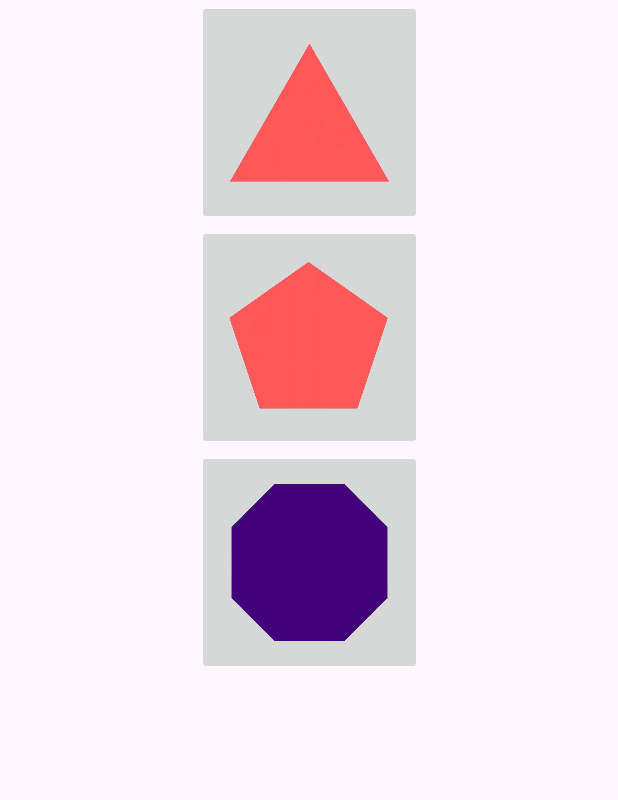
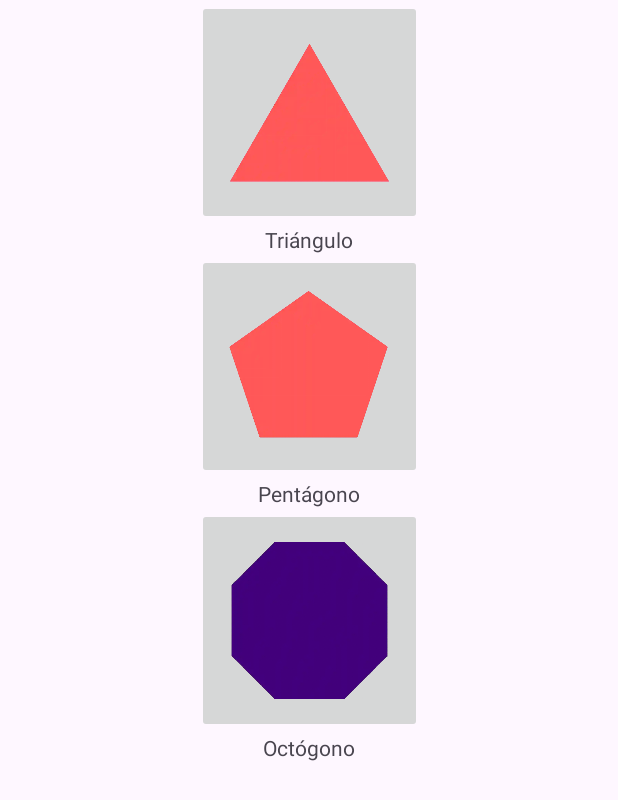
Before and after one commit to oscarmrm-labs/Android-Sprint2, an Android app: the screen it shows after launch (MainActivity), on a phone screen of 412 x 824 dp. Shown: the top 800 px of the screen. Run offline under Robolectric (Android 15) with nearby library versions, the phone set to English and light mode, and no system bars.

Commit message:
Add polygons names under the images

```diff
--- a/app/src/main/res/layout/activity_main.xml
+++ b/app/src/main/res/layout/activity_main.xml
@@ -16,31 +16,55 @@
             app:layout_constraintStart_toStartOf="parent"
             app:layout_constraintEnd_toEndOf="parent"
             android:adjustViewBounds="true"
-            android:scaleType="fitCenter"
-            android:text="triangulo" />
+            android:scaleType="fitCenter" />
+
+        <TextView
+            android:id="@+id/tvTriangle"
+            android:layout_width="wrap_content"
+            android:layout_height="wrap_content"
+            app:layout_constraintTop_toBottomOf="@id/btn_triangle"
+            app:layout_constraintStart_toStartOf="parent"
+            app:layout_constraintEnd_toEndOf="parent"
+            android:text="Triángulo" />
 
         <ImageButton
             android:id="@+id/btn_pentagon"
             android:layout_width="150dp"
             android:layout_height="150dp"
             android:src="@drawable/pentagono_sinfondo"
-            app:layout_constraintTop_toBottomOf="@id/btn_triangle"
+            app:layout_constraintTop_toBottomOf="@id/tvTriangle"
             app:layout_constraintStart_toStartOf="parent"
             app:layout_constraintEnd_toEndOf="parent"
             android:adjustViewBounds="true"
-            android:scaleType="fitCenter"
-            android:text="pentagon" />
+            android:scaleType="fitCenter" />
+
+        <TextView
+            android:id="@+id/tvPentagon"
+            android:layout_width="wrap_content"
+            android:layout_height="wrap_content"
+            app:layout_constraintTop_toBottomOf="@id/btn_pentagon"
+            app:layout_constraintStart_toStartOf="parent"
+            app:layout_constraintEnd_toEndOf="parent"
+            android:text="Pentágono" />
 
         <ImageButton
             android:id="@+id/btn_octagon"
             android:layout_width="150dp"
             android:layout_height="150dp"
             android:src="@drawable/octogono_sinfondo"
-            app:layout_constraintTop_toBottomOf="@id/btn_pentagon"
+            app:layout_constraintTop_toBottomOf="@id/tvPentagon"
             app:layout_constraintStart_toStartOf="parent"
             app:layout_constraintEnd_toEndOf="parent"
             android:adjustViewBounds="true"
-            android:scaleType="fitCenter"
-            android:text="octagon" />
+            android:scaleType="fitCenter" />
+
+        <TextView
+            android:id="@+id/textView3"
+            android:layout_width="wrap_content"
+            android:layout_height="wrap_content"
+            app:layout_constraintTop_toBottomOf="@id/btn_octagon"
+            app:layout_constraintStart_toStartOf="parent"
+            app:layout_constraintEnd_toEndOf="parent"
+            android:text="Octógono" />
 
 </androidx.constraintlayout.widget.ConstraintLayout>
```
